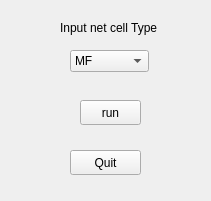
Old version of the form Eyelid_Sim_CBM_Dev/includes/gui/ui/mainw.ui in the repository wenkeli/Cerebellum_simulation.
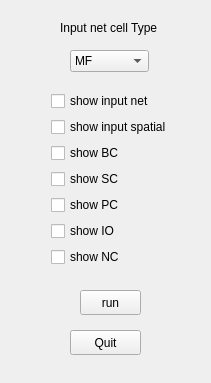
New version of the form.

Patch:
```diff
--- a/Eyelid_Sim_CBM_Dev/includes/gui/ui/mainw.ui
+++ b/Eyelid_Sim_CBM_Dev/includes/gui/ui/mainw.ui
@@ -7,7 +7,7 @@
     <x>0</x>
     <y>0</y>
     <width>211</width>
-    <height>201</height>
+    <height>383</height>
    </rect>
   </property>
   <property name="windowTitle">
@@ -17,7 +17,7 @@
    <property name="geometry">
     <rect>
      <x>80</x>
-     <y>100</y>
+     <y>290</y>
      <width>61</width>
      <height>25</height>
     </rect>
@@ -30,7 +30,7 @@
    <property name="geometry">
     <rect>
      <x>70</x>
-     <y>150</y>
+     <y>330</y>
      <width>71</width>
      <height>25</height>
     </rect>
@@ -77,6 +77,67 @@
     <string>Input net cell Type</string>
    </property>
   </widget>
+  <widget class="QWidget" name="verticalLayoutWidget">
+   <property name="geometry">
+    <rect>
+     <x>40</x>
+     <y>80</y>
+     <width>141</width>
+     <height>201</height>
+    </rect>
+   </property>
+   <layout class="QVBoxLayout" name="verticalLayout">
+    <item>
+     <widget class="QCheckBox" name="showINetBox">
+      <property name="text">
+       <string>show input net</string>
+      </property>
+     </widget>
+    </item>
+    <item>
+     <widget class="QCheckBox" name="showINetSpatialBox">
+      <property name="text">
+       <string>show input spatial</string>
+      </property>
+     </widget>
+    </item>
+    <item>
+     <widget class="QCheckBox" name="showBCBox">
+      <property name="text">
+       <string>show BC</string>
+      </property>
+     </widget>
+    </item>
+    <item>
+     <widget class="QCheckBox" name="showSCBox">
+      <property name="text">
+       <string>show SC</string>
+      </property>
+     </widget>
+    </item>
+    <item>
+     <widget class="QCheckBox" name="showPCBox">
+      <property name="text">
+       <string>show PC</string>
+      </property>
+     </widget>
+    </item>
+    <item>
+     <widget class="QCheckBox" name="showIOBox">
+      <property name="text">
+       <string>show IO</string>
+      </property>
+     </widget>
+    </item>
+    <item>
+     <widget class="QCheckBox" name="showNCBox">
+      <property name="text">
+       <string>show NC</string>
+      </property>
+     </widget>
+    </item>
+   </layout>
+  </widget>
  </widget>
  <layoutdefault spacing="6" margin="11"/>
  <resources/>
```
Left out of the diff: 131 changed lines with no effect on the pictures.
